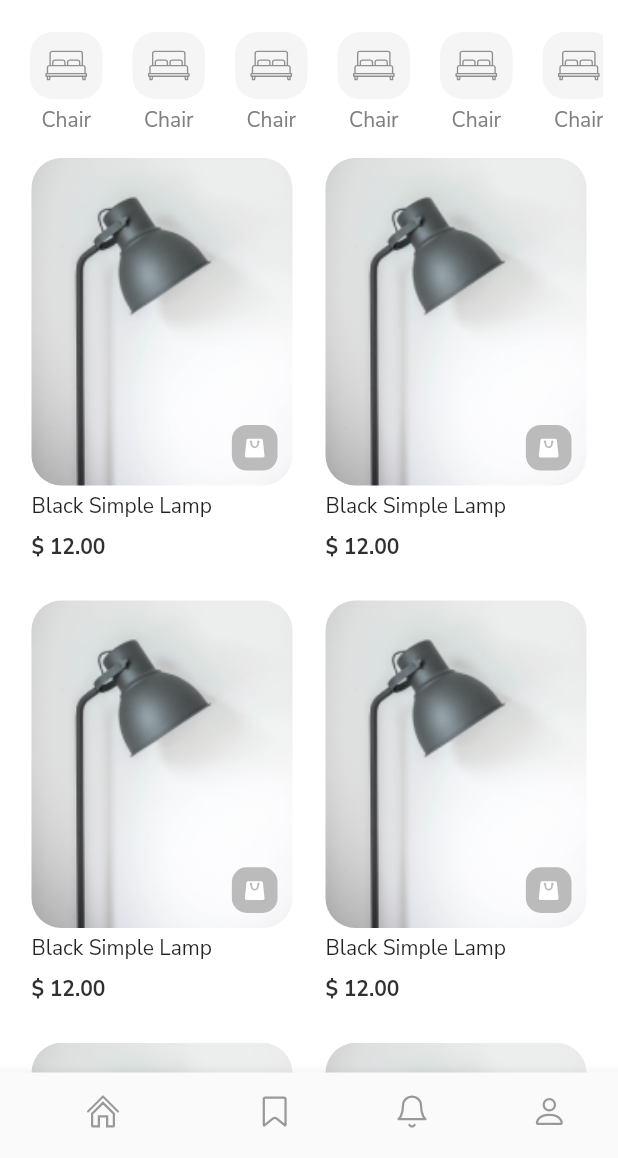
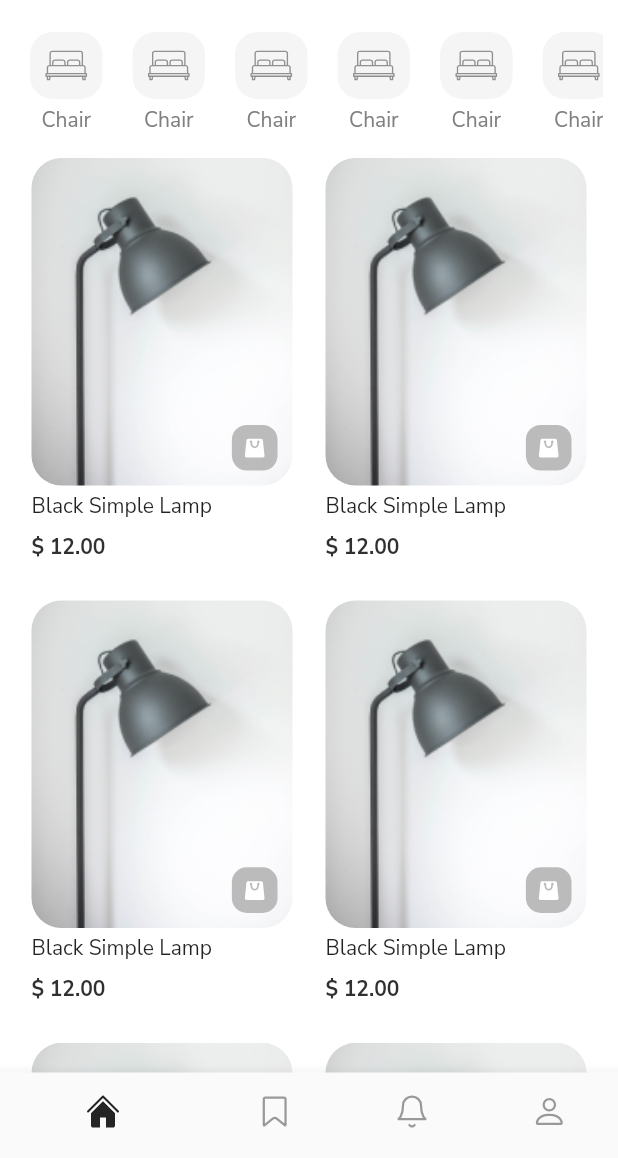
Before and after one commit to Lazizbek97/Furniture_App, a Flutter app: the HomePage screen opened by its route, on a phone screen of 412 x 824 dp, the part 78-1236 px from its top. Run offline on Flutter 3.47's test engine with Material 2 defaults, Android fonts, the phone set to English and light mode, and no system bars; our stand-ins replace flutter_svg, google_fonts; Roboto replaces fonts that are missing (Gelasio); project files that could hold a hidden picture were left out.

```diff
--- a/lib/core/utils/router.dart
+++ b/lib/core/utils/router.dart
@@ -4,6 +4,7 @@ import 'package:furniture_app/screens/presentations/borading/boarding.dart';
 import 'package:furniture_app/screens/presentations/cart_page/cart_page.dart';
 import 'package:furniture_app/screens/presentations/checkout_page/checkout_page.dart';
 import 'package:furniture_app/screens/presentations/completed_payment/payment_completed.dart';
+import 'package:furniture_app/screens/presentations/favorites_page/favorites.dart';
 import 'package:furniture_app/screens/presentations/home_page/home_page.dart';
 import 'package:furniture_app/screens/presentations/rating_reviews/rating_reviews.dart';
 
@@ -21,7 +22,7 @@ class RouteGenerator {
       case '/signUp':
         return MaterialPageRoute(builder: (_) => SignUpPage());
       case '/home_page':
-        return MaterialPageRoute(builder: (_) => const HomePage());
+        return MaterialPageRoute(builder: (_) => HomePage());
       case '/about_page':
         return MaterialPageRoute(builder: (_) => const AboutPage());
       case '/cart_page':
@@ -32,6 +33,8 @@ class RouteGenerator {
         return MaterialPageRoute(builder: (_) => const PaymentCompleted());
       case '/review_ratings':
         return MaterialPageRoute(builder: (_) => const RatingReviews());
+      case '/favorites_page':
+        return MaterialPageRoute(builder: (_) => const FavoritesPage());
     }
     return null;
   }
--- /dev/null
+++ b/lib/core/widgets/barbutton.dart
@@ -0,0 +1,27 @@
+import 'package:flutter/material.dart';
+import 'package:flutter_svg/flutter_svg.dart';
+
+import '../utils/size_config.dart';
+
+class BagButton extends StatelessWidget {
+  const BagButton({
+    Key? key,
+  }) : super(key: key);
+
+  @override
+  Widget build(BuildContext context) {
+    return Container(
+      height: getHeight(30),
+      width: getHeight(30),
+      padding: const EdgeInsets.all(7.0),
+      decoration: BoxDecoration(
+        color: const Color(0xffBBBBBB),
+        borderRadius: BorderRadius.circular(10),
+      ),
+      child: SvgPicture.asset(
+        "assets/images/bag.svg",
+        color: Colors.white,
+      ),
+    );
+  }
+}
--- a/lib/screens/presentations/home_page/components/item_card.dart
+++ b/lib/screens/presentations/home_page/components/item_card.dart
@@ -2,7 +2,8 @@ import 'package:flutter/material.dart';
 import 'package:furniture_app/core/utils/constants.dart';
 
 import '../../../../core/utils/size_config.dart';
-import 'package:flutter_svg/flutter_svg.dart';
+
+import '../../../../core/widgets/barbutton.dart';
 
 class ItemCard extends StatelessWidget {
   const ItemCard({
@@ -70,26 +71,3 @@ class ItemCard extends StatelessWidget {
     );
   }
 }
-
-class BagButton extends StatelessWidget {
-  const BagButton({
-    Key? key,
-  }) : super(key: key);
-
-  @override
-  Widget build(BuildContext context) {
-    return Container(
-      height: getHeight(30),
-      width: getHeight(30),
-      padding: const EdgeInsets.all(7.0),
-      decoration: BoxDecoration(
-        color: const Color(0xffBBBBBB),
-        borderRadius: BorderRadius.circular(10),
-      ),
-      child: SvgPicture.asset(
-        "assets/images/bag.svg",
-        color: Colors.white,
-      ),
-    );
-  }
-}
--- a/lib/screens/presentations/home_page/home_page.dart
+++ b/lib/screens/presentations/home_page/home_page.dart
@@ -3,18 +3,90 @@ import 'package:flutter_svg/flutter_svg.dart';
 import 'package:flutter_svg/svg.dart';
 import 'package:furniture_app/core/utils/constants.dart';
 import 'package:furniture_app/core/utils/size_config.dart';
+import 'package:furniture_app/screens/presentations/account_page/account_page.dart';
+import 'package:furniture_app/screens/presentations/favorites_page/favorites.dart';
+import 'package:furniture_app/screens/presentations/notifications_page/notifications_page.dart';
 import 'package:google_fonts/google_fonts.dart';
 
 import 'components/item_card.dart';
 import 'components/menu_button.dart';
 
-class HomePage extends StatelessWidget {
+class HomePage extends StatefulWidget {
   const HomePage({Key? key}) : super(key: key);
+
+  @override
+  State<HomePage> createState() => _HomePageState();
+}
+
+class _HomePageState extends State<HomePage> {
+  late int _navbarIndex = 0;
+
+  final List _pages = [
+    const HomePageBody(),
+    const FavoritesPage(),
+    const NotificationsPage(),
+    const AccountPage()
+  ];
 
   @override
   Widget build(BuildContext context) {
     return Scaffold(
-      body: SafeArea(
+      body: _pages[_navbarIndex],
+      bottomNavigationBar: BottomNavigationBar(
+          showSelectedLabels: false,
+          showUnselectedLabels: false,
+          currentIndex: _navbarIndex,
+          onTap: (v) {
+            setState(() {
+              _navbarIndex = v;
+            });
+          },
+          items: [
+            BottomNavigationBarItem(
+              label: "",
+              icon: SvgPicture.asset(
+                _navbarIndex != 0
+                    ? "assets/images/home.svg"
+                    : "assets/images/home_filled.svg",
+              ),
+            ),
+            BottomNavigationBarItem(
+              label: "",
+              icon: SvgPicture.asset(
+                _navbarIndex != 1
+                    ? "assets/images/bookmark.svg"
+                    : "assets/images/bookmark_filled.svg",
+              ),
+            ),
+            BottomNavigationBarItem(
+              label: "",
+              icon: SvgPicture.asset(
+                _navbarIndex != 2
+                    ? "assets/images/bell.svg"
+                    : "assets/images/bell_filled.svg",
+              ),
+            ),
+            BottomNavigationBarItem(
+              label: "",
+              icon: SvgPicture.asset(
+                _navbarIndex != 3
+                    ? "assets/images/person.svg"
+                    : "assets/images/person_filled.svg",
+              ),
+            ),
+          ]),
+    );
+  }
+}
+
+class HomePageBody extends StatelessWidget {
+  const HomePageBody({
+    Key? key,
+  }) : super(key: key);
+
+  @override
+  Widget build(BuildContext context) {
+    return SafeArea(
       child: Container(
         padding: const EdgeInsets.symmetric(horizontal: 10),
         child: Column(
@@ -82,28 +154,6 @@ class HomePage extends StatelessWidget {
           ],
         ),
       ),
-      ),
-      bottomNavigationBar: BottomNavigationBar(
-          showSelectedLabels: false,
-          showUnselectedLabels: false,
-          items: [
-            BottomNavigationBarItem(
-              label: "",
-              icon: SvgPicture.asset("assets/images/home.svg"),
-            ),
-            BottomNavigationBarItem(
-              label: "",
-              icon: SvgPicture.asset("assets/images/bookmark.svg"),
-            ),
-            BottomNavigationBarItem(
-              label: "",
-              icon: SvgPicture.asset("assets/images/bell.svg"),
-            ),
-            BottomNavigationBarItem(
-              label: "",
-              icon: SvgPicture.asset("assets/images/person.svg"),
-            ),
-          ]),
     );
   }
 }
```
Also changed, not shown: lib/screens/presentations/account_page/account_page.dart (added, +10 -0 lines), lib/screens/presentations/favorites_page/favorites.dart (added, +110 -0 lines), lib/screens/presentations/notifications_page/notifications_page.dart (added, +10 -0 lines), assets/images/bell_filled.svg (added), assets/images/bookmark_filled.svg (added), assets/images/home_filled.svg (added), assets/images/person_filled.svg (added). Lines whose indentation alone changed are shown as unchanged.
